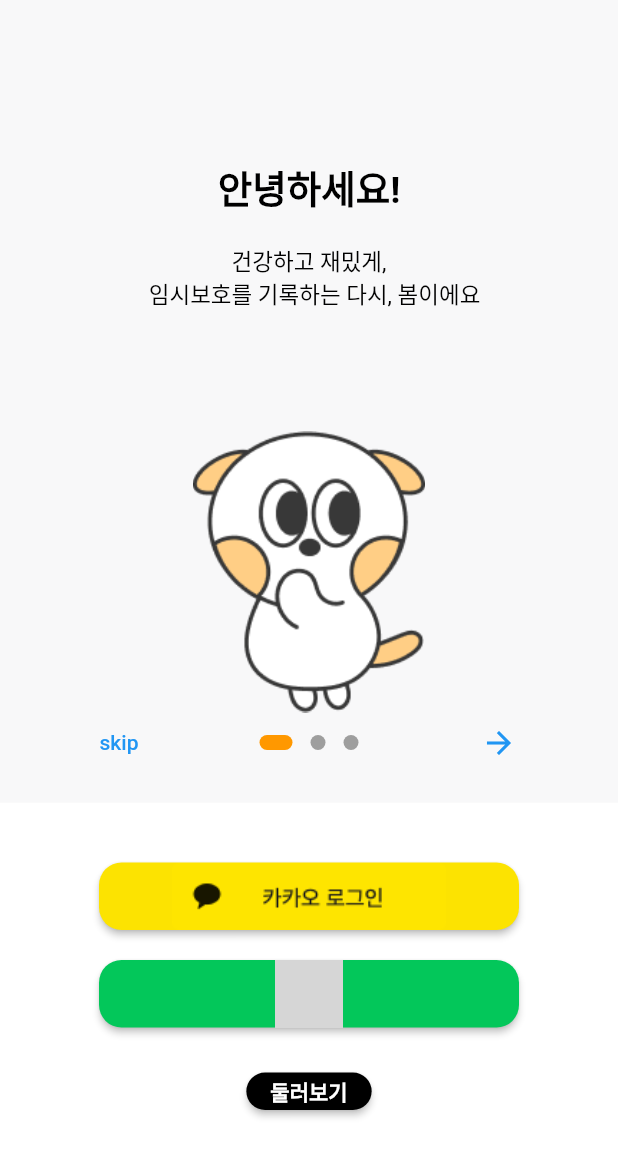
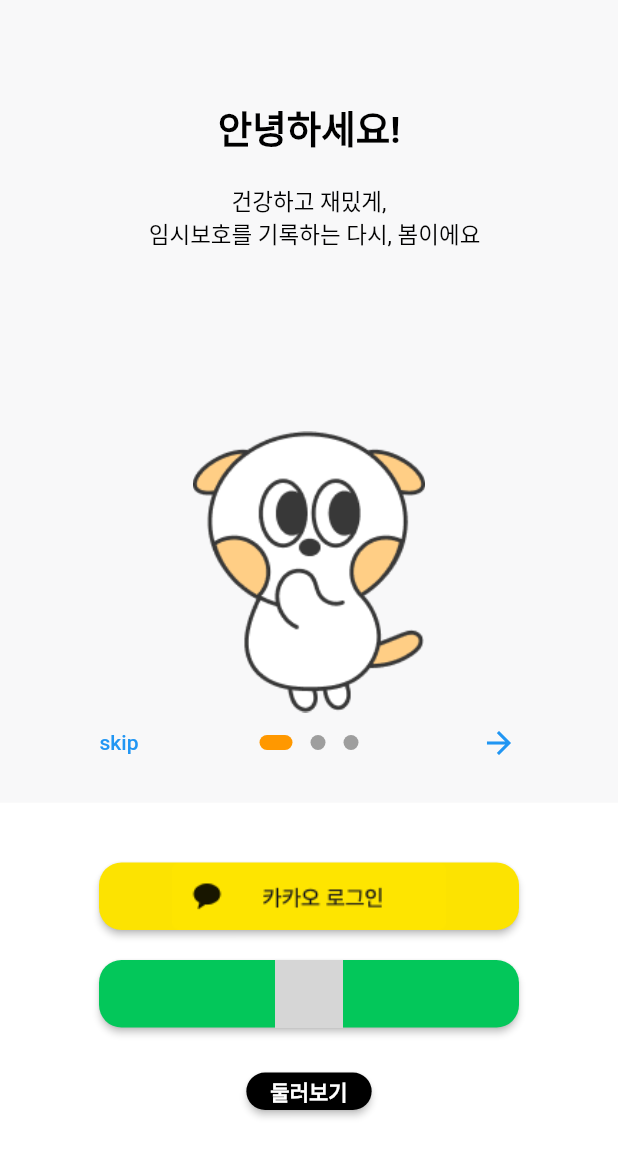
Before and after one commit to Dangbok/Flutter_studying, a Flutter app: the screen it shows after launch, on a phone screen of 412 x 824 dp. Shown: the top 1157 px of the screen. Run offline on Flutter 3.47's test engine with Material 2 defaults, Android fonts, the phone set to English and light mode, and no system bars; drawn by our look-alikes of introduction_screen; our stand-ins replace carousel_slider, dotted_border, image_cropper, image_picker; missing offline and left inert: dart:ffi, flutter_naver_login, kakao_flutter_sdk, remedi_kopo; grey boxes are pictures that could not be loaded.

Commit message:
profile_register(6)

```diff
--- a/lib/OnbardingPage.dart
+++ b/lib/OnbardingPage.dart
@@ -170,7 +170,7 @@ Route _createRoute() {
 PageDecoration getPageDecoration() {
   return PageDecoration(
       // title 스타일
-      titlePadding: EdgeInsets.only(top: 90),
+      titlePadding: EdgeInsets.only(top: 50),
       bodyAlignment:Alignment.topCenter,
       titleTextStyle: TextStyle(
           fontSize: 25,
--- a/lib/profile_register_animal.dart
+++ b/lib/profile_register_animal.dart
@@ -484,7 +484,6 @@ class _RegisterProfileAnimalState extends State<RegisterProfileAnimal> {
                                     child: ListBody(
                                       children: <Widget>[
                                         Text('회원가입이 완료되었습니다:)'),
-                                        Text('다시, 봄을 즐겨주세요~'),
                                       ],
                                     ),
                                   ),
```
